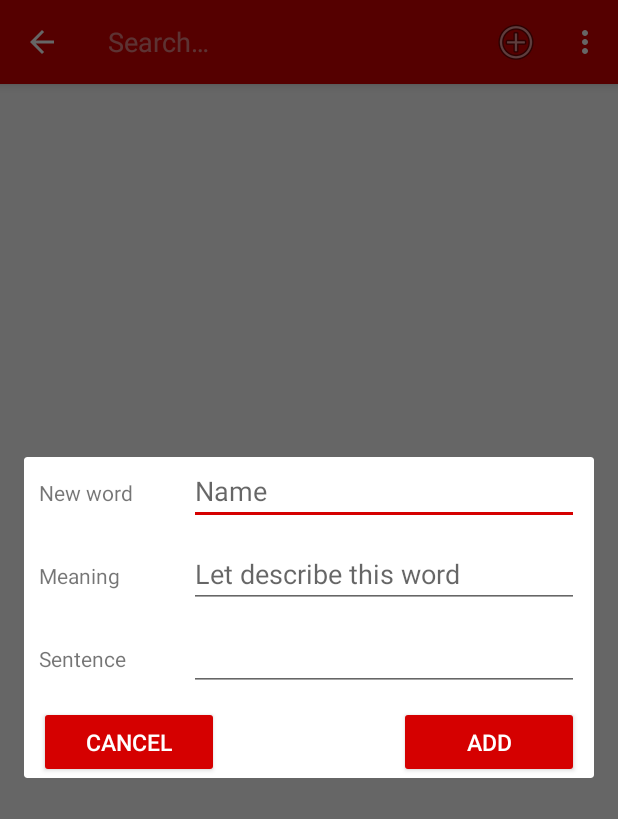
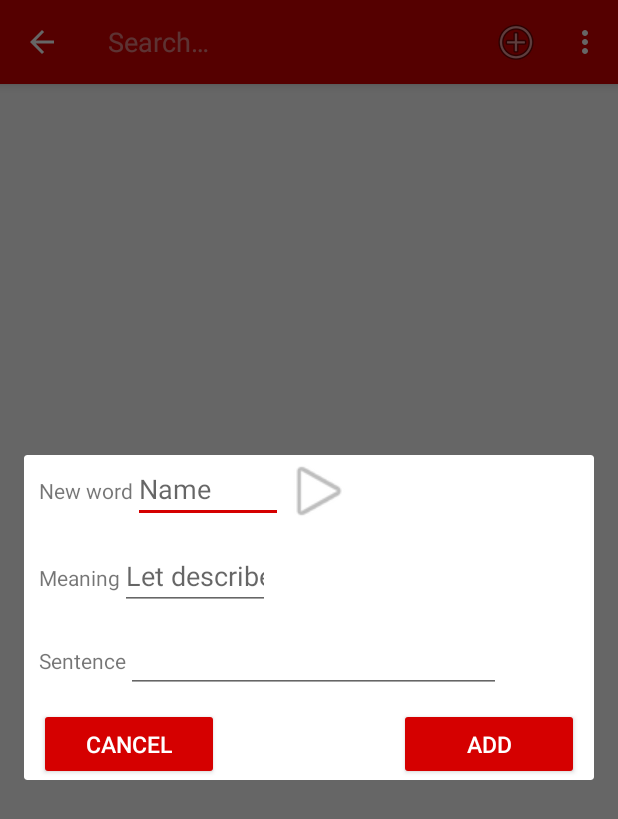
Before and after one commit to ltbaogt/ltbaogtrepo, an Android app: the screen it shows after launch (MainActivity), after a tap on "Add New Word", on a phone screen of 412 x 824 dp. Shown: the top 819 px of the screen. Run offline under Robolectric (Android 15) with nearby library versions, the phone set to English and light mode, and no system bars; network calls fail; 3 statements that could not run were skipped; 1 other tap on this screen came first.

Commit message:
Add get word from internet
Retrieve a word from internet by using class HttpUtils
Pronunciation is just fill down but doesn't save to database

```diff
--- a/02_Source/VocaReminder/app/build.gradle
+++ b/02_Source/VocaReminder/app/build.gradle
@@ -20,7 +20,7 @@ android {
 }
 
 dependencies {
-    compile fileTree(dir: 'libs', include: ['*.jar'])
+    compile fileTree(include: ['*.jar'], dir: 'libs')
     androidTestCompile('com.android.support.test.espresso:espresso-core:2.2.2', {
         exclude group: 'com.android.support', module: 'support-annotations'
     })
@@ -30,5 +30,5 @@ dependencies {
     compile 'com.android.support:cardview-v7:24.0.0'
     testCompile 'junit:junit:4.12'
     compile project(':colorpicker')
-
+    compile project(':jsoup-1.9.2')
 }
--- a/02_Source/VocaReminder/app/src/main/AndroidManifest.xml
+++ b/02_Source/VocaReminder/app/src/main/AndroidManifest.xml
@@ -4,6 +4,7 @@
 
     <uses-permission android:name="android.permission.SYSTEM_ALERT_WINDOW"/>
     <uses-permission android:name="android.permission.READ_PHONE_STATE" />
+    <uses-permission android:name="android.permission.INTERNET"/>
     <application
         android:allowBackup="true"
         android:icon="@mipmap/ic_launcher"
--- a/02_Source/VocaReminder/app/src/main/res/layout/fragment_edit_word.xml
+++ b/02_Source/VocaReminder/app/src/main/res/layout/fragment_edit_word.xml
@@ -13,13 +13,50 @@
         android:layout_marginBottom="10dp">
 
         <TextView
-            android:layout_width="100dp"
+            android:layout_width="wrap_content"
             android:layout_height="wrap_content"
             android:text="@string/word_name"/>
 
         <EditText
             android:id="@+id/et_name"
-            android:layout_width="match_parent"
+            android:layout_width="100dp"
+            android:layout_height="wrap_content"
+            android:inputType="textCapSentences"/>
+        <FrameLayout
+            android:layout_width="wrap_content"
+            android:layout_height="wrap_content">
+            <ImageView
+                android:src="@android:drawable/ic_media_play"
+                android:id="@+id/btn_get_info"
+                android:layout_gravity="right"
+                android:layout_width="48dp"
+                android:layout_height="48dp" />
+            <ProgressBar
+                android:layout_height="48dp"
+                android:layout_width="48dp"
+                android:id="@+id/ctrlActivityIndicator"
+                android:indeterminateOnly="true"
+                android:keepScreenOn="true"
+                android:visibility="invisible"
+                />
+        </FrameLayout>
+
+    </LinearLayout>
+
+    <LinearLayout
+        android:layout_width="match_parent"
+        android:layout_height="wrap_content"
+        android:layout_marginBottom="10dp">
+
+        <TextView
+            android:layout_width="wrap_content"
+            android:layout_height="wrap_content"
+            android:text="@string/word_meaning"/>
+
+        <EditText
+            android:id="@+id/et_meaning"
+            android:lines="2"
+            android:layout_width="100dp"
             android:layout_height="wrap_content"
             android:inputType="textCapSentences"/>
     </LinearLayout>
@@ -30,30 +67,13 @@
         android:layout_marginBottom="10dp">
 
         <TextView
-            android:layout_width="100dp"
-            android:layout_height="wrap_content"
-            android:text="@string/word_meaning"/>
-
-        <EditText
-            android:id="@+id/et_meaning"
-            android:layout_width="match_parent"
-            android:layout_height="wrap_content"
-            android:inputType="textCapSentences"/>
-    </LinearLayout>
-
-    <LinearLayout
-        android:layout_width="match_parent"
-        android:layout_height="wrap_content"
-        android:layout_marginBottom="10dp">
-
-        <TextView
-            android:layout_width="100dp"
+            android:layout_width="wrap_content"
             android:layout_height="wrap_content"
             android:text="@string/word_sentence"/>
 
         <EditText
             android:id="@+id/et_sentence"
-            android:layout_width="match_parent"
+            android:layout_width="250dp"
             android:layout_height="wrap_content"
             android:inputType="textCapSentences"/>
     </LinearLayout>
--- a/02_Source/VocaReminder/app/src/main/res/values/strings.xml
+++ b/02_Source/VocaReminder/app/src/main/res/values/strings.xml
@@ -17,6 +17,7 @@
     <string name="clean_up_vocabularies">Are you sure to perform this action ?</string>
     <string name="btn_discard">Discard</string>
     <string name="word_is_empty">Word name must be not empty</string>
+    <string name="word_not_found">Word is not found</string>
     <string name="word_name">New word</string>
     <string name="word_meaning">Meaning</string>
     <string name="word_sentence">Sentence</string>
--- a/02_Source/VocaReminder/build.gradle
+++ b/02_Source/VocaReminder/build.gradle
@@ -5,7 +5,7 @@ buildscript {
         jcenter()
     }
     dependencies {
-        classpath 'com.android.tools.build:gradle:2.2.0-alpha5'
+        classpath 'com.android.tools.build:gradle:2.1.3'
 
         // NOTE: Do not place your application dependencies here; they belong
         // in the individual module build.gradle files
--- /dev/null
+++ b/02_Source/VocaReminder/jsoup-1.9.2/build.gradle
@@ -0,0 +1,2 @@
+configurations.maybeCreate("default")
+artifacts.add("default", file('jsoup-1.9.2.jar'))
--- a/02_Source/VocaReminder/settings.gradle
+++ b/02_Source/VocaReminder/settings.gradle
@@ -1,3 +1,3 @@
-include ':app'
+include ':app', ':jsoup-1.9.2'
 
 include ':colorpicker'
```
Also changed, not shown: 02_Source/VocaReminder/app/src/main/java/com/ltbaogt/vocareminder/vocareminder/backgroundtask/HttpUtil.java (added, +76 -0 lines), 02_Source/VocaReminder/app/src/main/java/com/ltbaogt/vocareminder/vocareminder/fragment/FragmentDialogEditWord.java (+67 -3 lines), 02_Source/VocaReminder/gradle/wrapper/gradle-wrapper.properties, 6 other files.
